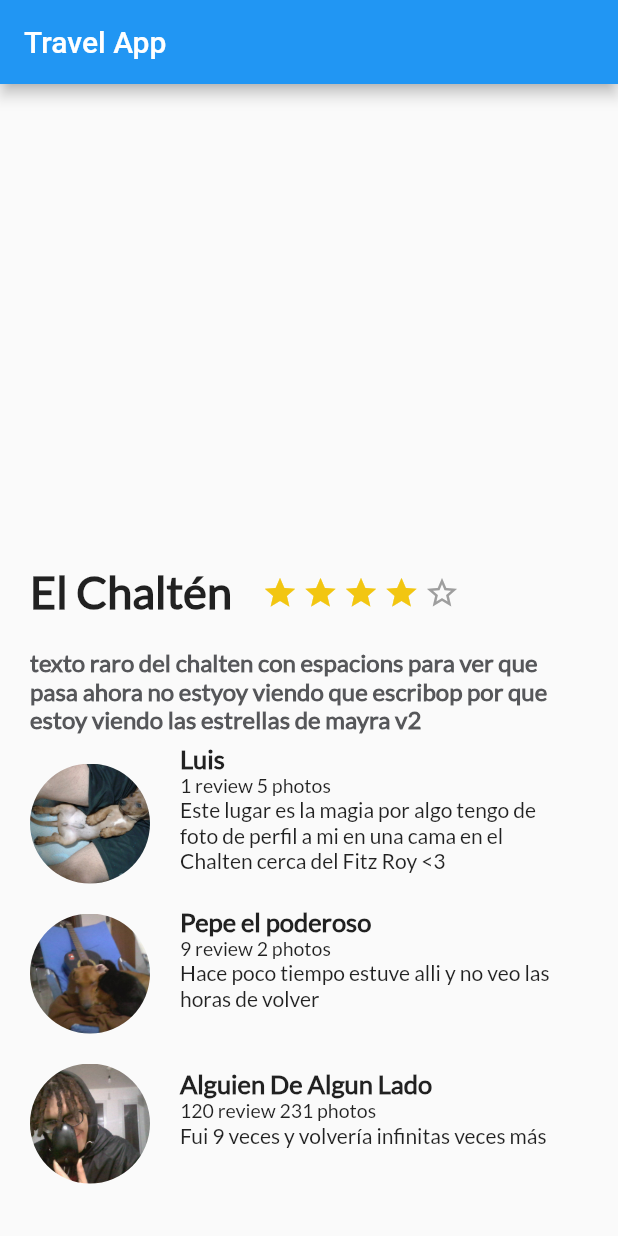
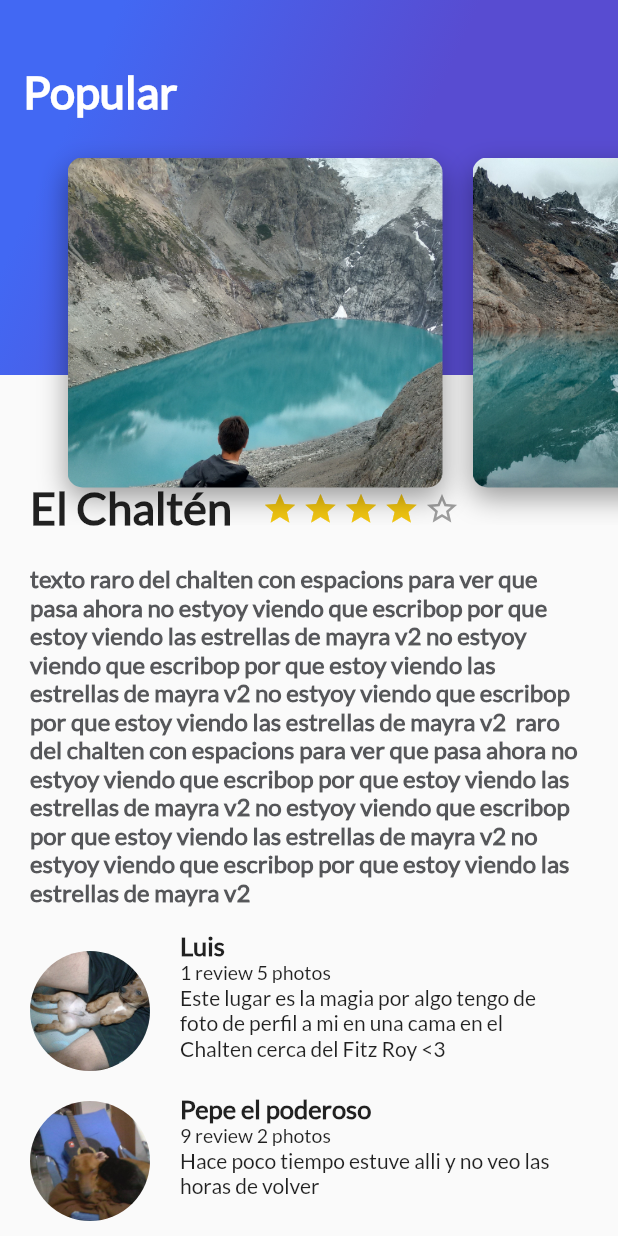
Before and after one commit to tomassiNico/travel_flutter, a Flutter app: the screen it shows after launch, on a phone screen of 412 x 824 dp. Run offline on Flutter 3.47's test engine with Material 2 defaults, Android fonts, the phone set to English and light mode, and no system bars.

Commit message:
se agrega lista de imagenes, se integra gradiente con imagenes como header

```diff
--- /dev/null
+++ b/lib/card_image.dart
@@ -0,0 +1,39 @@
+import 'package:flutter/material.dart';
+
+class CardImage extends StatelessWidget {
+  CardImage({this.pathImage = 'assets/img/mmLuis.jpg'});
+
+  final String pathImage;
+
+  @override
+  Widget build(BuildContext context) {
+
+    final card = Container(
+      height: 350,
+      width: 250,
+      margin: EdgeInsets.only(
+        top: 80,
+        left: 20
+      ),
+
+      decoration: BoxDecoration(
+        image: DecorationImage(
+          fit: BoxFit.cover,
+          image: AssetImage(pathImage)
+          ),
+        borderRadius: BorderRadius.all(Radius.circular(10)),
+        shape: BoxShape.rectangle,
+        boxShadow: <BoxShadow>[
+          BoxShadow(
+            color: Colors.black38,
+            blurRadius: 15,
+            offset: Offset(0.0, 7.0)
+          )
+        ]
+      ),
+    );
+
+
+    return card;
+  }
+}
--- /dev/null
+++ b/lib/card_imageList.dart
@@ -0,0 +1,20 @@
+import 'package:flutter/material.dart';
+import 'card_image.dart';
+
+class CardImageList extends StatelessWidget {
+
+  @override
+  Widget build(BuildContext context) {
+
+    final images = ['assets/img/chalten2.jpg', 'assets/img/chalten1.jpg', 'assets/img/chalten3.jpg', 'assets/img/chalten4.jpg'];
+
+    return Container(
+      height: 350,
+      child: ListView(
+        padding: EdgeInsets.all(25),
+        scrollDirection: Axis.horizontal,
+        children: images.map((img) => CardImage(pathImage: img)).toList()
+      ),
+    );
+  }
+}
--- a/lib/gradient_back.dart
+++ b/lib/gradient_back.dart
@@ -1,10 +1,12 @@
 import 'package:flutter/material.dart';
 
 class GradientBack extends StatelessWidget {
+  GradientBack({this.title});
 
+  final String title;
   @override
   Widget build(BuildContext context) {
-    // TODO: implement build
+
     return Container(
       height: 250.0,
       decoration: BoxDecoration(
@@ -19,6 +21,17 @@ class GradientBack extends StatelessWidget {
           tileMode: TileMode.clamp
         )
       ),
+      child: Text(
+        title,
+        style: TextStyle(
+          color: Colors.white,
+          fontSize: 30,
+          fontFamily: "Lato",
+          fontWeight: FontWeight.bold
+        ),
+      ),
+
+      alignment: Alignment(-0.9, -0.6),
     );
   }
 }
--- /dev/null
+++ b/lib/header_appbar.dart
@@ -0,0 +1,16 @@
+import 'package:flutter/material.dart';
+import 'card_imageList.dart';
+import 'gradient_back.dart';
+
+class HeaderAppBar extends StatelessWidget {
+
+  @override
+  Widget build(BuildContext context) {
+    return Stack(
+      children: <Widget>[
+        GradientBack(title: "Popular"),
+        CardImageList(),
+      ],
+    );
+  }
+}
--- a/lib/main.dart
+++ b/lib/main.dart
@@ -1,5 +1,6 @@
 import 'package:flutter/material.dart';
 import 'description_place.dart';
+import 'header_appbar.dart';
 
 void main() => runApp(MyApp());
 
@@ -22,10 +23,16 @@ class MyApp extends StatelessWidget {
         primarySwatch: Colors.blue,
       ),
       home: Scaffold(
-        appBar: AppBar(
-          title: Text('Travel App'),
-        ),
-        body: new DescriptionPlace(namePlace:'El Chaltén', stars: 4 , descriptionPlace: "texto raro del chalten con espacions para ver que pasa ahora no estyoy viendo que escribop por que estoy viendo las estrellas de mayra v2")
+        body: Stack(
+          children: <Widget>[
+            ListView(
+              children: <Widget>[
+                DescriptionPlace(namePlace:'El Chaltén', stars: 4 , descriptionPlace: "texto raro del chalten con espacions para ver que pasa ahora no estyoy viendo que escribop por que estoy viendo las estrellas de mayra v2 no estyoy viendo que escribop por que estoy viendo las estrellas de mayra v2 no estyoy viendo que escribop por que estoy viendo las estrellas de mayra v2  raro del chalten con espacions para ver que pasa ahora no estyoy viendo que escribop por que estoy viendo las estrellas de mayra v2 no estyoy viendo que escribop por que estoy viendo las estrellas de mayra v2 no estyoy viendo que escribop por que estoy viendo las estrellas de mayra v2 ")
+              ],
+            ),
+            HeaderAppBar(),
+          ],
+          )
 
       )
     );
--- a/lib/review.dart
+++ b/lib/review.dart
@@ -1,12 +1,12 @@
 import 'package:flutter/material.dart';
 
 class Review extends StatelessWidget {
-  Review({this.username, this.detail ,this.commnet , this.pathImg = 'assets/img/luis.jpg'});
+  Review({this.username, this.detail ,this.commnet , this.pathImg});
 
-  String pathImg;
-  String username;
-  String detail;
-  String commnet;
+  final String pathImg;
+  final String username;
+  final String detail;
+  final String commnet;
 
   @override
   Widget build(BuildContext context) {
--- a/lib/review_list.dart
+++ b/lib/review_list.dart
@@ -26,12 +26,17 @@ class ReviewList extends StatelessWidget {
       },
     ];
 
-
-    return Column(
-
+    final reviewsList = Column(
       children: [
         for(var review in reviews) Review(username: review['username'], detail: review['detail'], commnet: review['commnet'], pathImg: review['pathImg'])
       ]
     );
+
+    return Container(
+      margin: EdgeInsets.only(
+        top:10
+      ),
+      child: reviewsList
+    );
   }
 }
--- a/pubspec.yaml
+++ b/pubspec.yaml
@@ -71,10 +71,14 @@ flutter:
   # For details regarding fonts from package dependencies,
   # see https://flutter.dev/custom-fonts/#from-packages
   assets:
-    - assets/img/IMG_20170305_152636784_HDR.jpg
     - assets/img/luis.jpg
     - assets/img/mmLuis.jpg
     - assets/img/mouse.jpg
+    - assets/img/chalten1.jpg
+    - assets/img/chalten2.jpg
+    - assets/img/chalten3.jpg
+    - assets/img/chalten4.jpg
+    - assets/img/chalten5.jpg
 
   fonts:
     - family: Lato
```
Also changed, not shown: assets/img/chalten1.jpg (added), assets/img/chalten2.jpg (added), assets/img/chalten3.jpg (renamed from assets/img/IMG_20170305_152636784_HDR.jpg), assets/img/chalten4.jpg (added), 1 other file.
